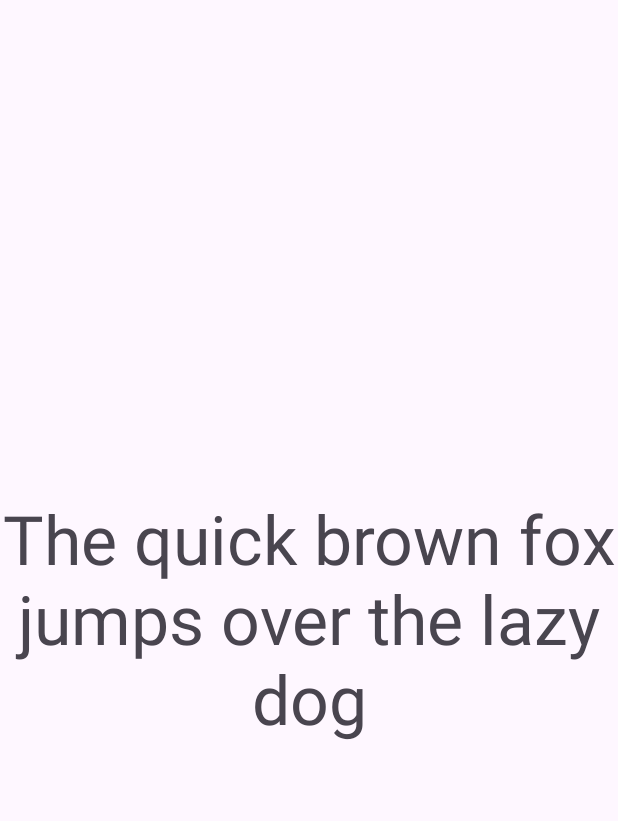
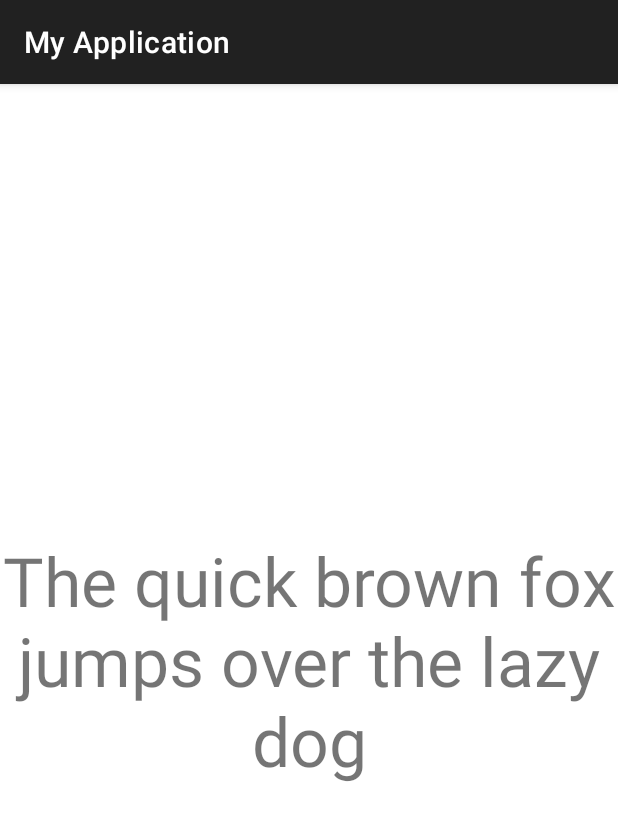
Before and after one commit to hungnb94/blur-background, an Android app: the screen it shows after launch (MainActivity), on a phone screen of 412 x 824 dp. Shown: the top 821 px of the screen. Run offline under Robolectric (Android 15) with nearby library versions, the phone set to English and light mode, and no system bars.

```diff
--- a/app/src/main/res/values-night/themes.xml
+++ b/app/src/main/res/values-night/themes.xml
@@ -1,6 +1,6 @@
 <resources xmlns:tools="http://schemas.android.com/tools">
     <!-- Base application theme. -->
-    <style name="Base.Theme.MyApplication" parent="Theme.Material3.DayNight.NoActionBar">
+    <style name="Base.Theme.MyApplication" parent="Theme.MaterialComponents.DayNight.DarkActionBar">
         <!-- Customize your dark theme here. -->
         <!-- <item name="colorPrimary">@color/my_dark_primary</item> -->
     </style>
--- a/app/src/main/res/values/themes.xml
+++ b/app/src/main/res/values/themes.xml
@@ -1,6 +1,6 @@
 <resources xmlns:tools="http://schemas.android.com/tools">
     <!-- Base application theme. -->
-    <style name="Base.Theme.MyApplication" parent="Theme.Material3.DayNight.NoActionBar">
+    <style name="Base.Theme.MyApplication" parent="Theme.MaterialComponents.DayNight.DarkActionBar">
         <!-- Customize your light theme here. -->
         <!-- <item name="colorPrimary">@color/my_light_primary</item> -->
     </style>
--- a/blur/src/main/java/leoh/screenshot/protector/ScreenshotActivityProtector.kt
+++ b/blur/src/main/java/leoh/screenshot/protector/ScreenshotActivityProtector.kt
@@ -17,7 +17,8 @@ internal class ScreenshotActivityProtector(
     private val activity: ComponentActivity,
 ) : ViewTreeObserver.OnWindowFocusChangeListener,
     DefaultLifecycleObserver {
-    private val contentView: ViewGroup = activity.findViewById(android.R.id.content)
+    private val contentView: ViewGroup =
+        activity.findViewById<View>(android.R.id.content).rootView as ViewGroup
     private val blurView = View(activity)
 
     fun protect() {
```
